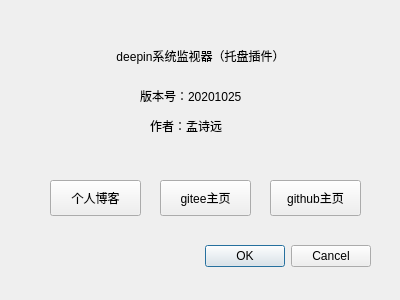
Above: aboutdialog.ui from q77190858/dde-sys-monitor-plugin before the change. Below: the same form after it.
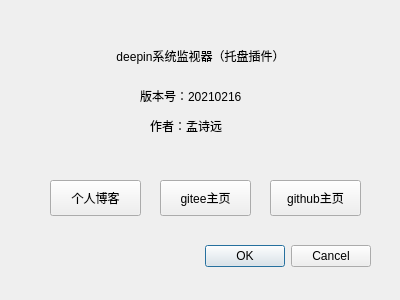
That is the form after the change.

The edit to the form file:
```diff
--- a/aboutdialog.ui
+++ b/aboutdialog.ui
@@ -82,7 +82,7 @@
     </rect>
    </property>
    <property name="text">
-    <string>版本号：20201025</string>
+    <string>版本号：20210216</string>
    </property>
   </widget>
   <widget class="QPushButton" name="giteePushButton">
```
